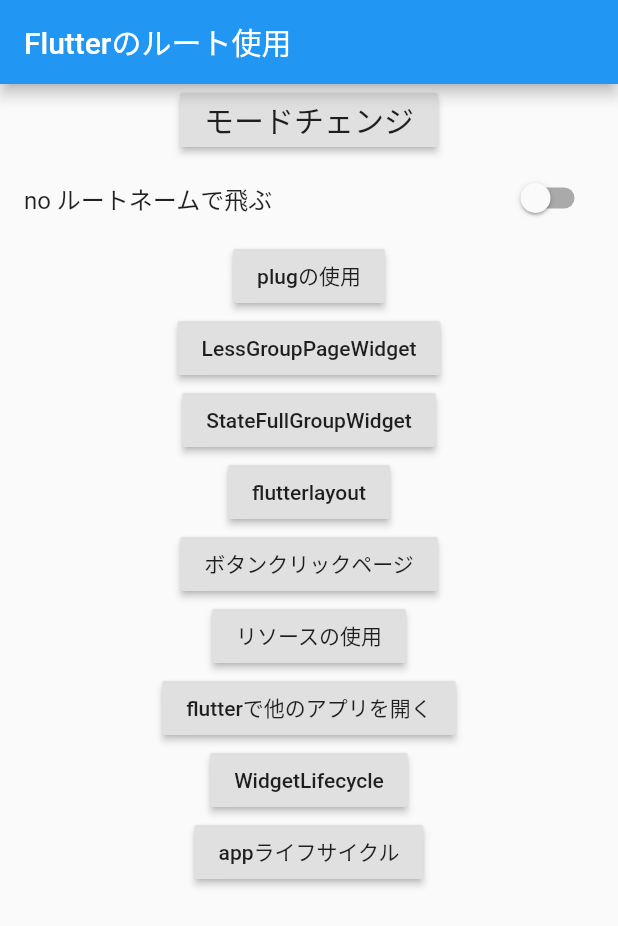
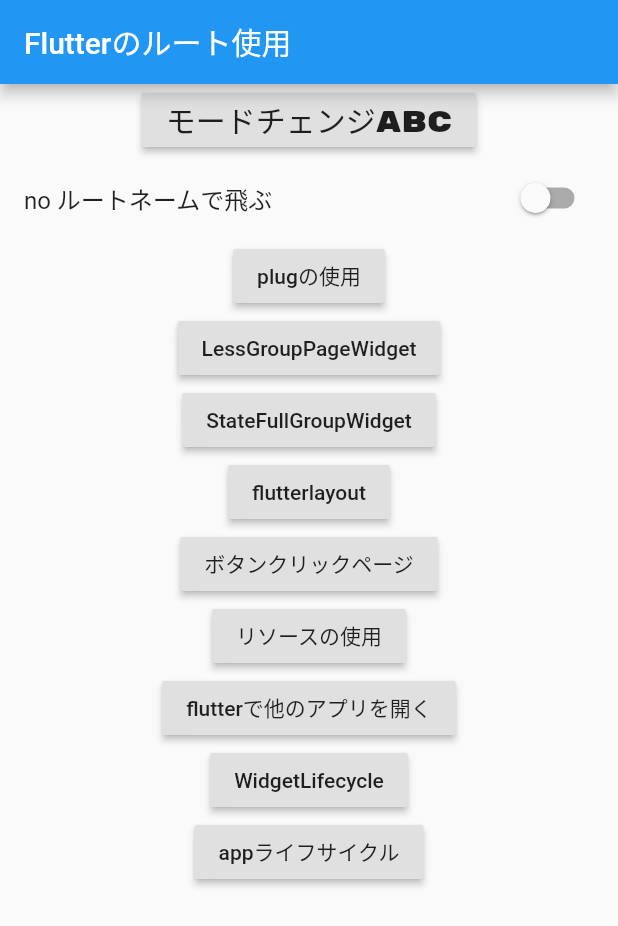
Before and after one commit to huanshenyi/flutte_len, a Flutter app: the screen it shows after launch, on a phone screen of 412 x 824 dp. Shown: the top 926 px of the screen. Run offline on Flutter 3.47's test engine with Material 2 defaults, Android fonts, the phone set to English and light mode, and no system bars; missing offline and left inert: flutter_color_plugin.

Commit message:
flutter内でfontの使用

```diff
--- a/lib/main.dart
+++ b/lib/main.dart
@@ -23,6 +23,8 @@ class _DynamicThemeState extends State<DynamicTheme> {
     return MaterialApp(
         title: 'Flutter Demo',
         theme: ThemeData(
+          //グローバルfontの使用
+          //fontFamily: "RubikMonoOne",
           //夜間モード
           brightness: this._brightness,
           primarySwatch: Colors.blue,
@@ -34,7 +36,8 @@ class _DynamicThemeState extends State<DynamicTheme> {
           body: Column(
             children: <Widget>[
               RaisedButton(
-                child: Text("モードチェンジ", style: TextStyle(fontSize: 20),),
+                // fontのローカル使用
+                child: Text("モードチェンジabc", style: TextStyle(fontSize: 20, fontFamily:"RubikMonoOne"),),
                 onPressed: (){
                   setState(() {
                     if(_brightness == Brightness.dark){
--- a/pubspec.yaml
+++ b/pubspec.yaml
@@ -72,3 +72,7 @@ flutter:
   #
   # For details regarding fonts from package dependencies,
   # see https://flutter.dev/custom-fonts/#from-packages
+  fonts:
+    - family: RubikMonoOne
+      fonts:
+        - asset: fonts/RubikMonoOne-Regular.ttf
```
Also changed, not shown: fonts/RubikMonoOne-Regular.ttf (added), 1 other file.
